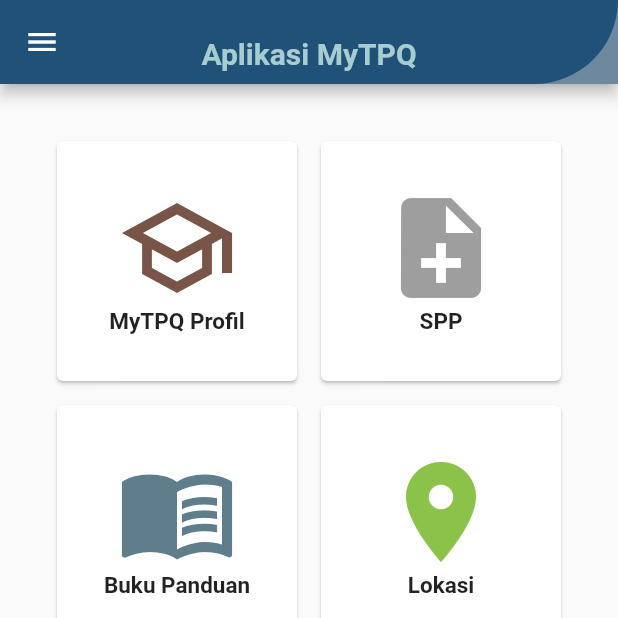
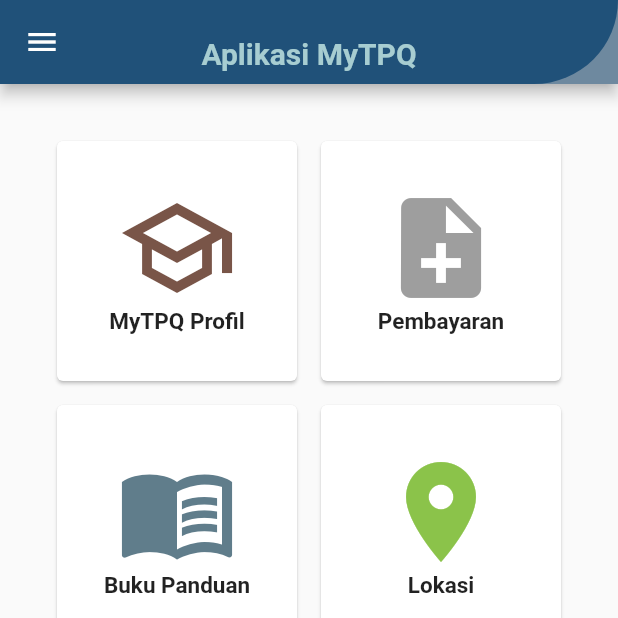
Before and after one commit to AchmadSyahh226/MyTPQ_Mobile, a Flutter app: the screen it shows after launch, on a phone screen of 412 x 824 dp, the top half of it. Run offline on Flutter 3.47's test engine with Material 2 defaults, Android fonts, the phone set to English and light mode, and no system bars; our stand-ins replace open_file, pdf.

Commit message:
Mengubah judul card pada Mymenu2

```diff
--- a/lib/main.dart
+++ b/lib/main.dart
@@ -125,7 +125,7 @@ class MyMenu2 extends StatelessWidget {
               size: 80,
               color: Colors.grey,
             ),
-            Text("SPP",
+            Text("Pembayaran",
                 style: TextStyle(
                   fontSize: 15,
                   fontWeight: FontWeight.bold,
```
